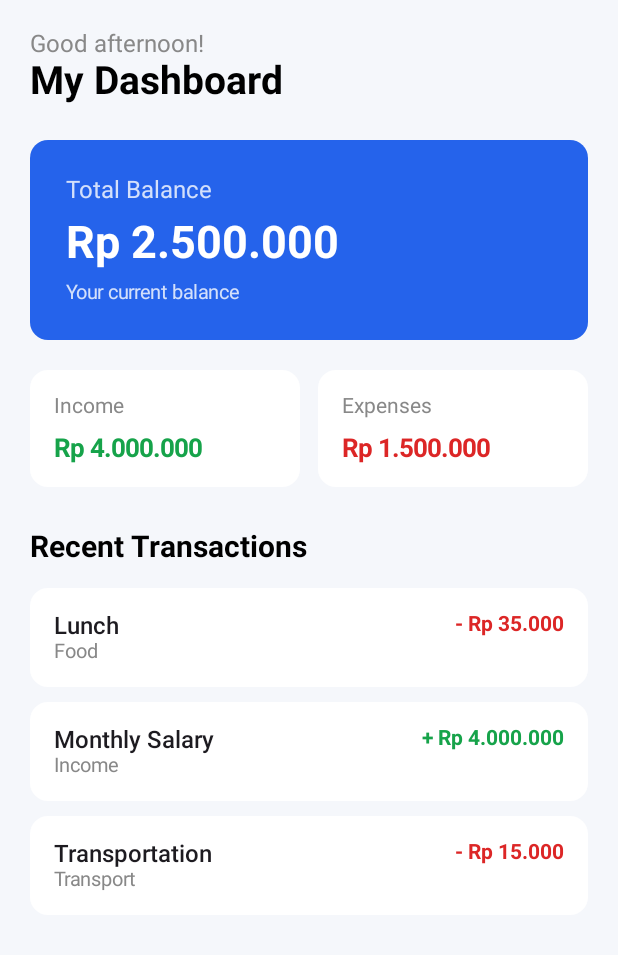
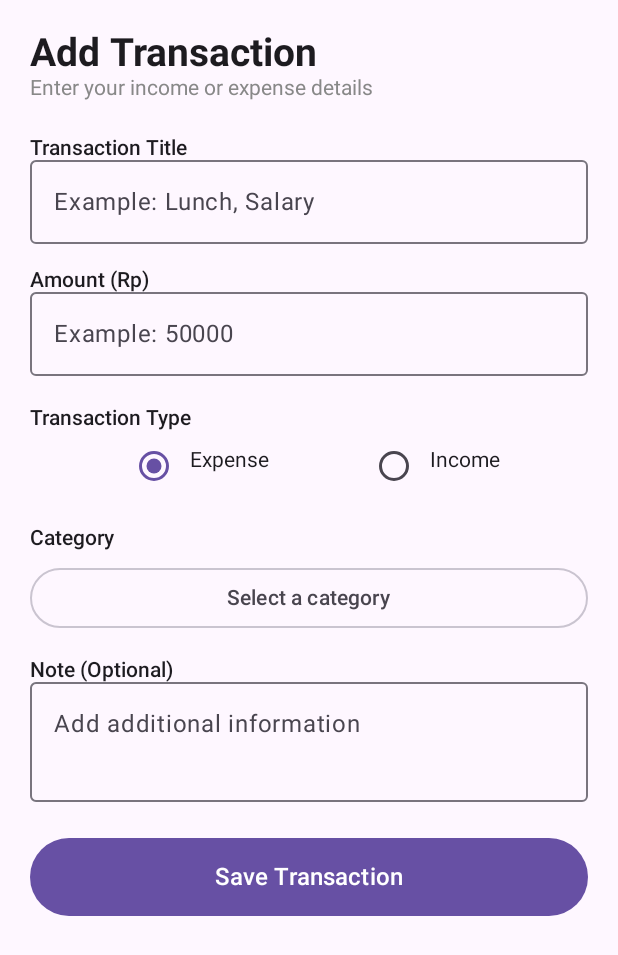
Before and after one commit to Tungstmrng/ExpantApps, an Android app built with Jetpack Compose: the screen it shows after launch (MainActivity), on a phone screen of 412 x 824 dp. Shown: the top 955 px of the screen. Run offline under Robolectric (Android 15) with nearby library versions, the phone set to English and light mode, and no system bars; our stand-ins replace Room's generated code.

Commit message:
Added transaction screen

```diff
--- a/app/src/main/java/com/aidoantonioc/expantapp/MainActivity.kt
+++ b/app/src/main/java/com/aidoantonioc/expantapp/MainActivity.kt
@@ -3,14 +3,14 @@ package com.aidoantonioc.expantapp
 import android.os.Bundle
 import androidx.activity.ComponentActivity
 import androidx.activity.compose.setContent
-import com.aidoantonioc.expantapp.ui.dashboard.DashboardScreen
+import com.aidoantonioc.expantapp.ui.transactions.AddTransactionScreen
 
 class MainActivity : ComponentActivity() {
     override fun onCreate(savedInstanceState: Bundle?) {
         super.onCreate(savedInstanceState)
 
         setContent {
-            DashboardScreen()
+            AddTransactionScreen()
         }
     }
 }
--- /dev/null
+++ b/app/src/main/java/com/aidoantonioc/expantapp/ui/categories/CategorySelection.kt
@@ -0,0 +1,65 @@
+
+package com.aidoantonioc.expantapp.ui.categories
+
+import androidx.compose.foundation.layout.fillMaxWidth
+import androidx.compose.material3.DropdownMenu
+import androidx.compose.material3.DropdownMenuItem
+import androidx.compose.material3.OutlinedButton
+import androidx.compose.material3.Text
+import androidx.compose.runtime.Composable
+import androidx.compose.runtime.getValue
+import androidx.compose.runtime.mutableStateOf
+import androidx.compose.runtime.remember
+import androidx.compose.runtime.setValue
+import androidx.compose.ui.Modifier
+
+@Composable
+fun CategorySelection(
+    categories: List<String>,
+    selectedCategory: String,
+    onCategorySelected: (String) -> Unit
+) {
+    var expanded by remember {
+        mutableStateOf(false)
+    }
+
+    androidx.compose.foundation.layout.Box(
+        modifier = Modifier.fillMaxWidth()
+    ) {
+
+        OutlinedButton(
+            onClick = {
+                expanded = true
+            },
+            modifier = Modifier.fillMaxWidth()
+        ) {
+            Text(
+                text = if (selectedCategory.isBlank()) {
+                    "Select a category"
+                } else {
+                    selectedCategory
+                }
+            )
+        }
+
+        DropdownMenu(
+            expanded = expanded,
+            onDismissRequest = {
+                expanded = false
+            }
+        ) {
+            categories.forEach { category ->
+
+                DropdownMenuItem(
+                    text = {
+                        Text(category)
+                    },
+                    onClick = {
+                        onCategorySelected(category)
+                        expanded = false
+                    }
+                )
+            }
+        }
+    }
+}
--- /dev/null
+++ b/app/src/main/java/com/aidoantonioc/expantapp/ui/transactions/AddTransactionScreen.kt
@@ -0,0 +1,326 @@
+
+package com.aidoantonioc.expantapp.ui.transactions
+
+import androidx.compose.foundation.layout.Arrangement
+import androidx.compose.foundation.layout.Column
+import androidx.compose.foundation.layout.Row
+import androidx.compose.foundation.layout.Spacer
+import androidx.compose.foundation.layout.fillMaxSize
+import androidx.compose.foundation.layout.fillMaxWidth
+import androidx.compose.foundation.layout.height
+import androidx.compose.foundation.layout.padding
+import androidx.compose.foundation.rememberScrollState
+import androidx.compose.foundation.text.KeyboardOptions
+import androidx.compose.foundation.verticalScroll
+import androidx.compose.material3.Button
+import androidx.compose.material3.Card
+import androidx.compose.material3.CardDefaults
+import androidx.compose.material3.MaterialTheme
+import androidx.compose.material3.OutlinedTextField
+import androidx.compose.material3.RadioButton
+import androidx.compose.material3.Scaffold
+import androidx.compose.material3.Text
+import androidx.compose.runtime.Composable
+import androidx.compose.runtime.getValue
+import androidx.compose.runtime.mutableStateOf
+import androidx.compose.runtime.remember
+import androidx.compose.runtime.setValue
+import androidx.compose.ui.Modifier
+import androidx.compose.ui.graphics.Color
+import androidx.compose.ui.text.font.FontWeight
+import androidx.compose.ui.text.input.KeyboardType
+import androidx.compose.ui.unit.dp
+import androidx.compose.ui.unit.sp
+import com.aidoantonioc.expantapp.ui.categories.CategorySelection
+
+@Composable
+fun AddTransactionScreen() {
+
+    // Form input states
+    var title by remember { mutableStateOf("") }
+    var amount by remember { mutableStateOf("") }
+    var note by remember { mutableStateOf("") }
+    var transactionType by remember {
+        mutableStateOf("EXPENSE")
+    }
+    var selectedCategory by remember {
+        mutableStateOf("")
+    }
+
+    val expenseCategories = listOf(
+        "Food",
+        "Transportation",
+        "Shopping",
+        "Entertainment",
+        "Bills",
+        "Health"
+    )
+
+    val incomeCategories = listOf(
+        "Salary",
+        "Freelance",
+        "Business",
+        "Investment",
+        "Other Income"
+    )
+
+    val availableCategories = if (transactionType == "EXPENSE") {
+        expenseCategories
+    } else {
+        incomeCategories
+    }
+
+    // Form feedback states
+    var errorMessage by remember { mutableStateOf("") }
+    var successMessage by remember { mutableStateOf("") }
+
+    Scaffold { innerPadding ->
+
+        Column(
+            modifier = Modifier
+                .fillMaxSize()
+                .padding(innerPadding)
+                .verticalScroll(rememberScrollState())
+                .padding(20.dp)
+        ) {
+
+            Text(
+                text = "Add Transaction",
+                fontSize = 26.sp,
+                fontWeight = FontWeight.Bold
+            )
+
+            Text(
+                text = "Enter your income or expense details",
+                fontSize = 14.sp,
+                color = Color.Gray
+            )
+
+            Spacer(modifier = Modifier.height(24.dp))
+
+            // Transaction title
+            Text(
+                text = "Transaction Title",
+                fontWeight = FontWeight.SemiBold
+            )
+
+            OutlinedTextField(
+                value = title,
+                onValueChange = {
+                    title = it
+                    errorMessage = ""
+                    successMessage = ""
+                },
+                modifier = Modifier.fillMaxWidth(),
+                placeholder = {
+                    Text("Example: Lunch, Salary")
+                },
+                singleLine = true
+            )
+
+            Spacer(modifier = Modifier.height(16.dp))
+
+            // Transaction amount
+            Text(
+                text = "Amount (Rp)",
+                fontWeight = FontWeight.SemiBold
+            )
+
+            OutlinedTextField(
+                value = amount,
+                onValueChange = {
+                    amount = it.filter { character ->
+                        character.isDigit()
+                    }
+                    errorMessage = ""
+                    successMessage = ""
+                },
+                modifier = Modifier.fillMaxWidth(),
+                placeholder = {
+                    Text("Example: 50000")
+                },
+                keyboardOptions = KeyboardOptions(
+                    keyboardType = KeyboardType.Number
+                ),
+                singleLine = true
+            )
+
+            Spacer(modifier = Modifier.height(20.dp))
+
+            // Transaction type
+            Text(
+                text = "Transaction Type",
+                fontWeight = FontWeight.SemiBold
+            )
+
+            Row(
+                modifier = Modifier.fillMaxWidth(),
+                horizontalArrangement = Arrangement.SpaceEvenly
+            ) {
+
+                Row {
+                    RadioButton(
+                        selected = transactionType == "EXPENSE",
+                        onClick = {
+                            transactionType = "EXPENSE"
+                            selectedCategory = ""
+                            successMessage = ""
+                        }
+                    )
+
+                    Text(
+                        text = "Expense",
+                        modifier = Modifier.padding(top = 12.dp)
+                    )
+                }
+
+                Row {
+                    RadioButton(
+                        selected = transactionType == "INCOME",
+                        onClick = {
+                            transactionType = "INCOME"
+                            selectedCategory = ""
+                            successMessage = ""
+                        }
+                    )
+
+                    Text(
+                        text = "Income",
+                        modifier = Modifier.padding(top = 12.dp)
+                    )
+                }
+            }
+
+            Spacer(modifier = Modifier.height(16.dp))
+
+            Text(
+                text = "Category",
+                fontWeight = FontWeight.SemiBold
+            )
+
+            Spacer(modifier = Modifier.height(8.dp))
+
+            CategorySelection(
+                categories = availableCategories,
+                selectedCategory = selectedCategory,
+                onCategorySelected = {
+                    selectedCategory = it
+                    errorMessage = ""
+                    successMessage = ""
+                }
+            )
+
+            Spacer(modifier = Modifier.height(16.dp))
+
+            // Optional note
+            Text(
+                text = "Note (Optional)",
+                fontWeight = FontWeight.SemiBold
+            )
+
+            OutlinedTextField(
+                value = note,
+                onValueChange = {
+                    note = it
+                    successMessage = ""
+                },
+                modifier = Modifier.fillMaxWidth(),
+                placeholder = {
+                    Text("Add additional information")
+                },
+                minLines = 3,
+                maxLines = 4
+            )
+
+            Spacer(modifier = Modifier.height(24.dp))
+
+            // Save button
+            Button(
+                onClick = {
+
+                    val amountValue = amount.toLongOrNull()
+
+                    when {
+                        title.isBlank() -> {
+                            errorMessage =
+                                "Please enter a transaction title."
+                            successMessage = ""
+                        }
+
+                        selectedCategory.isBlank() -> {
+                            errorMessage = "Please select a category."
+                            successMessage = "Transaction details are valid!"
+                        }
+
+                        amountValue == null || amountValue <= 0 -> {
+                            errorMessage =
+                                "Please enter a valid amount."
+                            successMessage = ""
+                        }
+
+                        else -> {
+                            errorMessage = ""
+                            successMessage =
+                                "Transaction details are valid!"
+                        }
+                    }
+                },
+                modifier = Modifier
+                    .fillMaxWidth()
+                    .height(52.dp)
+            ) {
+                Text(
+                    text = "Save Transaction",
+                    fontSize = 16.sp
+                )
+            }
+
+            Spacer(modifier = Modifier.height(16.dp))
+
+            // Feedback message
+            if (errorMessage.isNotEmpty()) {
+                Text(
+                    text = errorMessage,
+                    color = Color.Red,
+                    fontSize = 14.sp
+                )
+            }
+
+            if (successMessage.isNotEmpty()) {
+                Card(
+                    modifier = Modifier.fillMaxWidth(),
+                    colors = CardDefaults.cardColors(
+                        containerColor = Color(0xFFE8F5E9)
+                    )
+                ) {
+                    Column(
+                        modifier = Modifier.padding(16.dp)
+                    ) {
+                        Text(
+                            text = successMessage,
+                            color = Color(0xFF15803D),
+                            fontWeight = FontWeight.Bold
+                        )
+
+                        Text(
+                            text = "Type: $transactionType\n" +
+                                    "Title: $title\n" +
+                                    "Amount: Rp $amount\n" +
+                                    "Note: ${note.ifBlank { "None" }}",
+                            color = Color.DarkGray,
+                            modifier = Modifier.padding(top = 8.dp)
+                        )
+
+                        Text(
+                            text = "This is a temporary preview. " +
+                                    "The transaction has not been saved to the database.",
+                            color = Color.Gray,
+                            fontSize = 12.sp,
+                            modifier = Modifier.padding(top = 8.dp)
+                        )
+                    }
+                }
+            }
+        }
+    }
+}
```
Also changed, not shown: app/src/main/java/com/aidoantonioc/expantapp/ui/transactions/TransactionListScreen.kt (added, +217 -0 lines).
